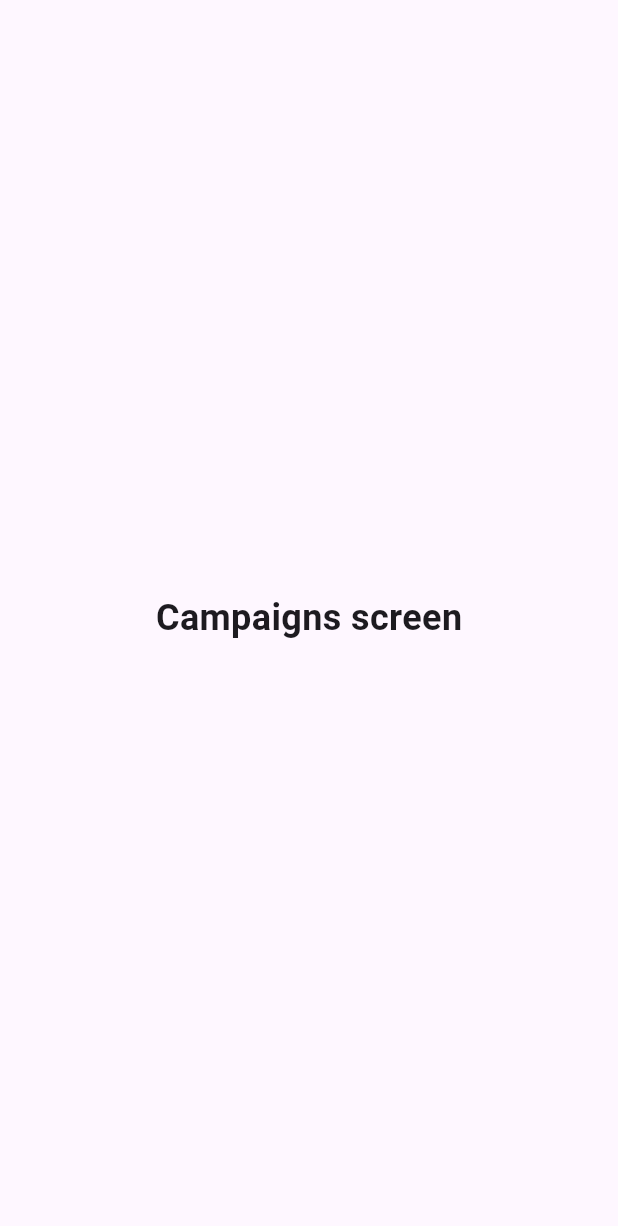
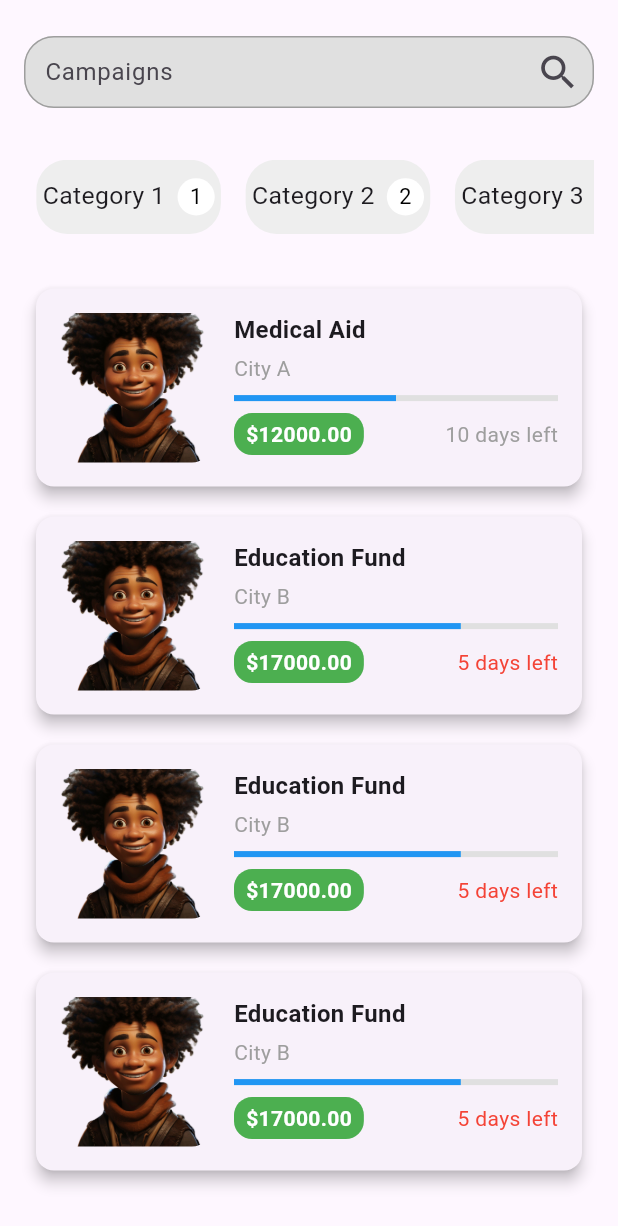
Before and after one commit to solomon-njogo/RaiseIt, a Flutter app: the CampgainScreen screen opened directly, on a phone screen of 412 x 824 dp. Shown: the top 1226 px of the screen. Run offline on Flutter 3.47's test engine with Material 3 defaults, Android fonts, the light colour scheme and no system bars.

Commit message:
campgains screen ui complete

```diff
--- a/lib/components/bottom_navigation.dart
+++ b/lib/components/bottom_navigation.dart
@@ -68,12 +68,12 @@ class _BottomNavigationState extends State<BottomNavigation> {
                 label: "Home",
               ),
               BottomNavigationBarItem(
+                icon: Icon(Icons.campaign),
+                label: "Campaigns",
+              ),
+              BottomNavigationBarItem(
                 icon: Icon(Icons.favorite),
                 label: "Donations",
-              ),
-              BottomNavigationBarItem(
-                icon: Icon(Icons.campaign),
-                label: "Campaigns",
               ),
               BottomNavigationBarItem(
                 icon: Icon(Icons.person),
--- /dev/null
+++ b/lib/views/campgain/campgain_card.dart
@@ -0,0 +1,122 @@
+import 'package:flutter/material.dart';
+
+class CampgainCard extends StatelessWidget {
+  final String imagePath;
+  final String title;
+  final String location;
+  final double progress;
+  final double currentAmount;
+  final double totalAmount;
+  final int daysLeft;
+  final VoidCallback onTap; // Function to handle click event
+
+  const CampgainCard({
+    super.key,
+    required this.imagePath,
+    required this.title,
+    required this.location,
+    required this.progress,
+    required this.currentAmount,
+    required this.totalAmount,
+    required this.daysLeft,
+    required this.onTap, // Required callback function
+  });
+
+  @override
+  Widget build(BuildContext context) {
+    final screenWidth = MediaQuery.of(context).size.width;
+
+    return InkWell(
+      onTap: onTap, // Make the entire card clickable
+      borderRadius: BorderRadius.circular(12.0),
+      child: Card(
+        margin: const EdgeInsets.symmetric(vertical: 10.0, horizontal: 8.0), // Adds space between cards
+        elevation: 4,
+        shape: RoundedRectangleBorder(
+          borderRadius: BorderRadius.circular(12.0),
+        ),
+        child: Padding(
+          padding: const EdgeInsets.all(16.0),
+          child: Row(
+            crossAxisAlignment: CrossAxisAlignment.start,
+            children: [
+              // Image
+              ClipRRect(
+                borderRadius: BorderRadius.circular(12.0),
+                child: Image.asset(
+                  imagePath,
+                  height: 100,
+                  width: 100,
+                  fit: BoxFit.cover,
+                ),
+              ),
+              const SizedBox(width: 16.0), // Space between image and text column
+              Expanded(
+                child: Column(
+                  crossAxisAlignment: CrossAxisAlignment.start,
+                  children: [
+                    // Title
+                    Text(
+                      title,
+                      style: const TextStyle(
+                        fontWeight: FontWeight.bold,
+                        fontSize: 16,
+                      ),
+                    ),
+                    const SizedBox(height: 4.0),
+                    // Location
+                    Text(
+                      location,
+                      style: const TextStyle(
+                        color: Colors.grey,
+                        fontSize: 14,
+                      ),
+                    ),
+                    const SizedBox(height: 8.0),
+                    // Progress Bar
+                    LinearProgressIndicator(
+                      value: progress,
+                      backgroundColor: Colors.grey[300],
+                      color: Colors.blue,
+                    ),
+                    const SizedBox(height: 8.0),
+                    Row(
+                      children: [
+                        // Amount Raised
+                        Container(
+                          padding: const EdgeInsets.symmetric(horizontal: 8.0, vertical: 4.0),
+                          decoration: BoxDecoration(
+                            color: Colors.green,
+                            borderRadius: BorderRadius.circular(12.0),
+                          ),
+                          child: Text(
+                            '\$${currentAmount.toStringAsFixed(2)}',
+                            style: const TextStyle(
+                              color: Colors.white,
+                              fontWeight: FontWeight.bold,
+                              fontSize: 14,
+                            ),
+                          ),
+                        ),
+                        const Spacer(),
+                        // Days Left
+                        Text(
+                          '$daysLeft days left',
+                          style: TextStyle(
+                            color: daysLeft <= 5 ? Colors.red : Colors.grey,
+                            fontWeight: FontWeight.normal,
+                            fontSize: 14,
+                          ),
+                        )
+                      ],
+                    ),
+                  ],
+                ),
+              ),
+            ],
+          ),
+        ),
+      ),
+    );
+  }
+}
--- /dev/null
+++ b/lib/views/campgain/campgain_screen.dart
@@ -0,0 +1,98 @@
+import 'package:flutter/material.dart';
+import 'package:raiseit/views/campgain/campgain_card.dart';
+import 'package:raiseit/views/campgain/campgains_categories.dart';
+import 'package:raiseit/views/campgain/campgains_header.dart';
+
+class CampgainScreen extends StatefulWidget {
+  const CampgainScreen({super.key});
+
+  @override
+  _CampgainScreenState createState() => _CampgainScreenState();
+}
+
+class _CampgainScreenState extends State<CampgainScreen> {
+  int _selectedIndex = 2;
+
+  void _onTabChanged(int index) {
+    setState(() {
+      _selectedIndex = index;
+    });
+  }
+
+  @override
+  Widget build(BuildContext context) {
+    // Sample data for campgains
+    final List<Map<String, dynamic>> campgains = [
+      {
+        'imagePath': 'assets/images/3d-cartoon-character-b.png',
+        'title': 'Medical Aid',
+        'location': 'City A',
+        'progress': 0.5, // Ensure this is a double
+        'currentAmount': 12000.0, // Ensure this is a double
+        'totalAmount': 24000.0, // Ensure this is a double
+        'daysLeft': 10,
+      },
+      {
+        'imagePath': 'assets/images/3d-cartoon-character-b.png',
+        'title': 'Education Fund',
+        'location': 'City B',
+        'progress': 0.7, // Ensure this is a double
+        'currentAmount': 17000.0, // Ensure this is a double
+        'totalAmount': 24000.0, // Ensure this is a double
+        'daysLeft': 5,
+      },
+      {
+        'imagePath': 'assets/images/3d-cartoon-character-b.png',
+        'title': 'Education Fund',
+        'location': 'City B',
+        'progress': 0.7, // Ensure this is a double
+        'currentAmount': 17000.0, // Ensure this is a double
+        'totalAmount': 24000.0, // Ensure this is a double
+        'daysLeft': 5,
+      },
+      {
+        'imagePath': 'assets/images/3d-cartoon-character-b.png',
+        'title': 'Education Fund',
+        'location': 'City B',
+        'progress': 0.7, // Ensure this is a double
+        'currentAmount': 17000.0, // Ensure this is a double
+        'totalAmount': 24000.0, // Ensure this is a double
+        'daysLeft': 5,
+      }
+    ];
+
+    return SafeArea(
+      child: Scaffold(
+        body: Container(
+          padding: const EdgeInsets.all(16.0), // Add padding here
+          child: Column(
+            children: [
+              const CampgainsHeader(),
+              const SizedBox(height: 10),
+              const CampgainsCategories(),
+              const SizedBox(height: 10),
+              Expanded(
+                child: ListView.builder(
+                  itemCount: campgains.length,
+                  itemBuilder: (context, index) {
+                    final campgain = campgains[index];
+                    return CampgainCard(
+                      imagePath: campgain['imagePath'],
+                      title: campgain['title'],
+                      location: campgain['location'],
+                      progress: campgain['progress'].toDouble(), // Ensure this is a double
+                      currentAmount: campgain['currentAmount'].toDouble(), // Ensure this is a double
+                      totalAmount: campgain['totalAmount'].toDouble(), // Ensure this is a double
+                      daysLeft: campgain['daysLeft'],
+                      onTap: () { print("campgain card tapped"); },
+                    );
+                  },
+                ),
+              ),
+            ],
+          ),
+        ),
+      ),
+    );
+  }
+}
--- /dev/null
+++ b/lib/views/campgain/campgains_categories.dart
@@ -0,0 +1,64 @@
+import 'package:flutter/material.dart';
+
+class CampgainsCategories extends StatelessWidget {
+  const CampgainsCategories({super.key});
+
+  @override
+  Widget build(BuildContext context) {
+    // Get the screen size
+    final screenSize = MediaQuery.of(context).size;
+
+    // Sample data for categories
+    final List<Map<String, dynamic>> categories = List.generate(10, (index) {
+      return {
+        'name': 'Category ${index + 1}',
+        'count': index + 1, // Example count
+      };
+    });
+
+    return Container(
+      padding: EdgeInsets.symmetric(vertical: screenSize.height * 0.02), // 2% of screen height
+      height: screenSize.height * 0.1, // 10% of screen height
+      child: ListView.builder(
+        scrollDirection: Axis.horizontal,
+        itemCount: categories.length,
+        itemBuilder: (context, index) {
+          final category = categories[index];
+          return Container(
+            margin: EdgeInsets.symmetric(horizontal: screenSize.width * 0.02), // 2% of screen width
+            padding: EdgeInsets.all(screenSize.width * 0.01), // 4% of screen width
+            decoration: BoxDecoration(
+              color: Colors.grey[200], // Lightest shade of grey
+              borderRadius: BorderRadius.circular(screenSize.width * 0.05), // 5% of screen width for rounded corners
+            ),
+            child: Row(
+              children: [
+                Text(
+                  category['name'],
+                  style: TextStyle(fontSize: screenSize.width * 0.04), // 4% of screen width for font size
+                ),
+                SizedBox(width: screenSize.width * 0.02), // 2% of screen width for spacing
+                Container(
+                  padding: EdgeInsets.all(screenSize.width * 0.02), // Adjusted padding for the circle
+                  decoration: BoxDecoration(
+                    color: Colors.white, // White background for the circle
+                    shape: BoxShape.circle, // Make it a circle
+                  ),
+                  child: Center(
+                    child: Text(
+                      '${category['count']}',
+                      style: TextStyle(
+                        fontSize: screenSize.width * 0.035, // 3.5% of screen width for font size
+                        color: Colors.black, // Ensure text color is black for visibility
+                      ),
+                    ),
+                  ),
+                ),
+              ],
+            ),
+          );
+        },
+      ),
+    );
+  }
+}
--- /dev/null
+++ b/lib/views/campgain/campgains_header.dart
@@ -0,0 +1,45 @@
+import 'package:flutter/material.dart';
+
+class CampgainsHeader extends StatelessWidget {
+  const CampgainsHeader({super.key});
+
+  @override
+  Widget build(BuildContext context) {
+    return Padding(
+      padding: const EdgeInsets.symmetric(vertical: 8.0), // Add vertical padding
+      child: Row(
+        children: [
+          Expanded( // Use Expanded to take available space
+            child: TextField(
+              textAlign: TextAlign.left, // Align text to the left
+              decoration: InputDecoration(
+                hintText: 'Campaigns', // Placeholder text
+                filled: true, // Fill the background
+                fillColor: Colors.grey[300], // Set background color to grey
+                border: OutlineInputBorder(
+                  borderRadius: BorderRadius.circular(20.0), // More rounded corners
+                  borderSide: const BorderSide(color: Colors.grey),
+                ),
+                enabledBorder: OutlineInputBorder(
+                  borderRadius: BorderRadius.circular(20.0), // More rounded corners
+                  borderSide: const BorderSide(color: Colors.grey),
+                ),
+                focusedBorder: OutlineInputBorder(
+                  borderRadius: BorderRadius.circular(20.0), // More rounded corners
+                  borderSide: const BorderSide(color: Colors.blue), // Change color when focused
+                ),
+                contentPadding: const EdgeInsets.symmetric(vertical: 10.0, horizontal: 10.0), // Padding inside the TextField
+                suffixIcon: IconButton(
+                  onPressed: () {
+                    // Add search functionality here
+                  },
+                  icon: const Icon(Icons.search, size: 30),
+                ),
+              ),
+            ),
+          ),
+        ],
+      ),
+    );
+  }
+}
--- a/lib/views/campgain_screen.dart
+++ /dev/null
@@ -1,30 +0,0 @@
-import 'package:flutter/material.dart';
-
-class CampgainScreen extends StatefulWidget {
-  const CampgainScreen({super.key});
-
-  @override
-  _CampgainScreenState createState() => _CampgainScreenState();
-}
-
-class _CampgainScreenState extends State<CampgainScreen> {
-  int _selectedIndex = 3;
-
-  void _onTabChanged(int index) {
-    setState(() {
-      _selectedIndex = index;
-    });
-  }
-
-  @override
-  Widget build(BuildContext context) {
-    return Scaffold(
-      body: Center(
-        child: Text(
-          "Campaigns screen",
-          style: TextStyle(fontSize: 24, fontWeight: FontWeight.bold),
-        ),
-      ),
-    );
-  }
-}
--- a/lib/views/my_donations_screen.dart
+++ b/lib/views/donations/my_donations_screen.dart
@@ -1,6 +1,5 @@
 import 'package:flutter/material.dart';
 import 'package:raiseit/views/payment_screen.dart';
-import '../components/bottom_navigation.dart';
 
 class MyDonationsScreen extends StatefulWidget {
   const MyDonationsScreen({super.key});
--- a/lib/views/home_screen/home_screen.dart
+++ b/lib/views/home_screen/home_screen.dart
@@ -1,11 +1,11 @@
 import 'package:flutter/material.dart';
 import 'package:raiseit/components/bottom_navigation.dart';
-import 'package:raiseit/views/campgain_screen.dart';
+import 'package:raiseit/views/campgain/campgain_screen.dart';
+import 'package:raiseit/views/donations/my_donations_screen.dart';
 import 'package:raiseit/views/home_screen/categories_card.dart';
 import 'package:raiseit/views/home_screen/home_header.dart';
 import 'package:raiseit/views/home_screen/trending_card.dart';
 import 'package:raiseit/views/home_screen/urgent_card.dart';
-import 'package:raiseit/views/my_donations_screen.dart';
 import 'package:raiseit/views/profile_screen.dart';
 
 class HomeScreen extends StatefulWidget {
@@ -61,8 +61,8 @@ class _HomeScreenState extends State<HomeScreen> {
                 ),
               ),
             ),
+            const CampgainScreen(),
             const MyDonationsScreen(),
-            const CampgainScreen(),
             const ProfileScreen(),
           ],
         ),
```
